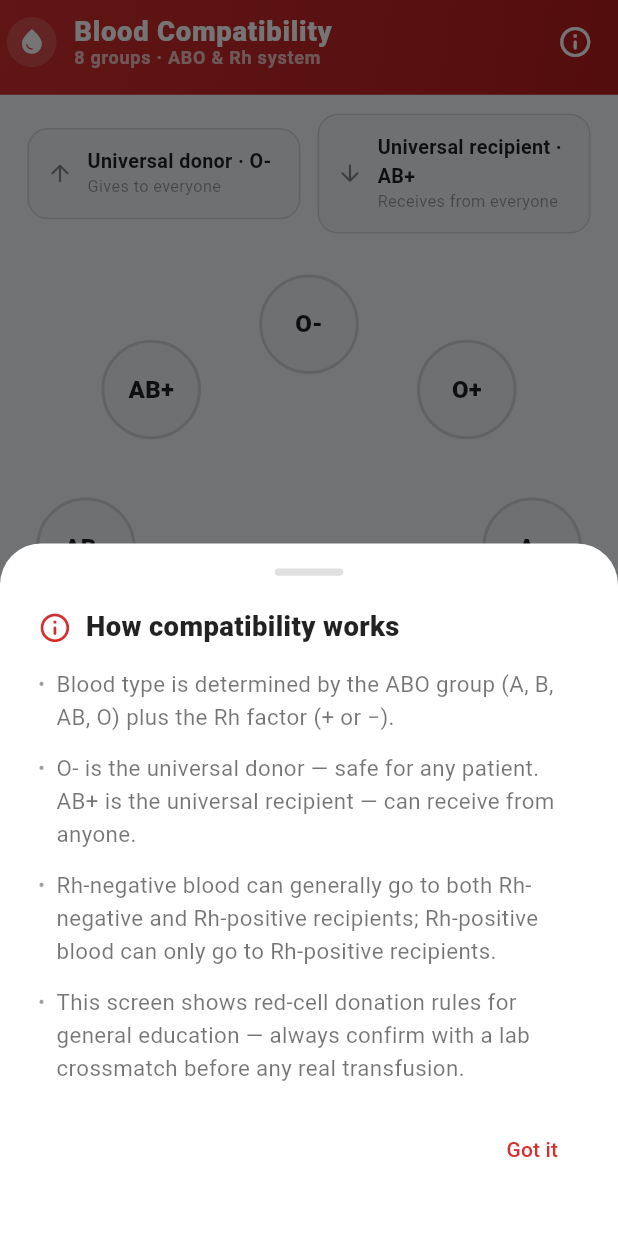
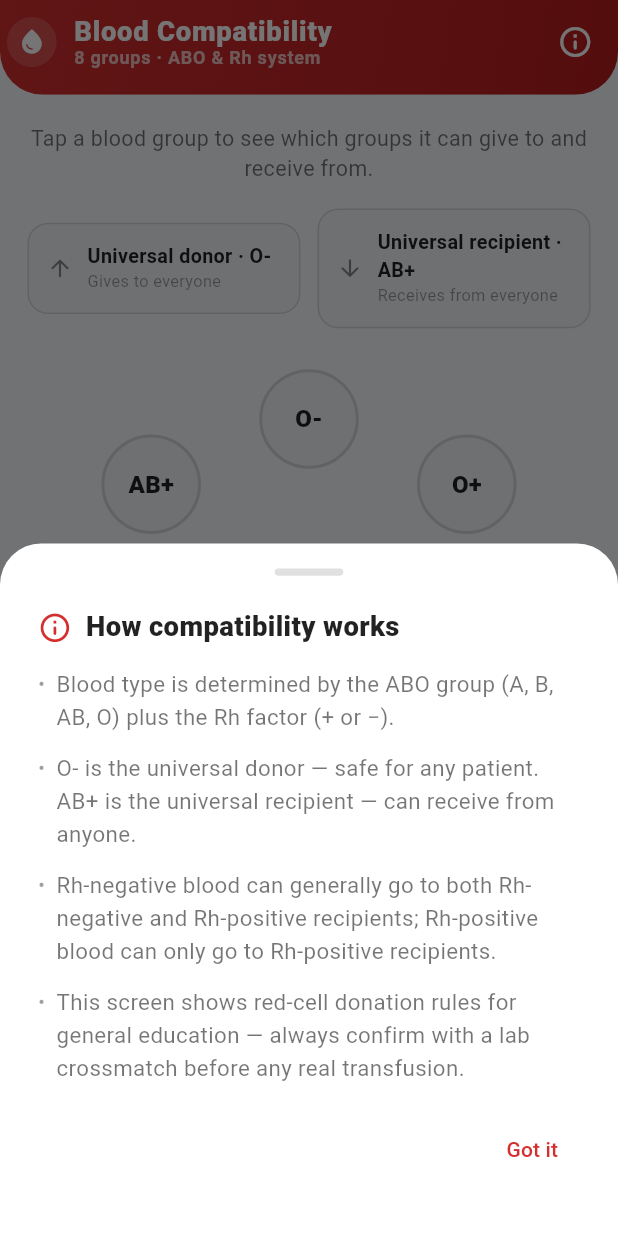
Before and after one commit to Gulshid/Blood-Bank-App, a Flutter app: the screen it shows after launch, after a tap on the "info outline" icon, on a phone screen of 412 x 824 dp. Run offline on Flutter 3.47's test engine with Material 3 defaults, Android fonts, the light colour scheme and no system bars; our stand-ins replace flutter_screenutil.

Commit message:
Project is successfully completed

```diff
--- a/blood_bank/lib/views/compatibility_screen.dart
+++ b/blood_bank/lib/views/compatibility_screen.dart
@@ -72,12 +72,17 @@ class _CompatibilityScreenState extends State<CompatibilityScreen>
     showModalBottomSheet(
       context: context,
       backgroundColor: isDark ? AppTheme.darkSurface : AppTheme.lightSurface,
+      isScrollControlled: true,
       shape: RoundedRectangleBorder(
         borderRadius: BorderRadius.vertical(top: Radius.circular(24.r)),
       ),
-      builder: (context) {
-        return Padding(
-          padding: EdgeInsets.fromLTRB(22.w, 14.h, 22.w, 28.h),
+      builder: (sheetContext) {
+        final maxHeight = MediaQuery.of(sheetContext).size.height * 0.85;
+        final bottomInset = MediaQuery.of(sheetContext).padding.bottom;
+        return ConstrainedBox(
+          constraints: BoxConstraints(maxHeight: maxHeight),
+          child: SingleChildScrollView(
+            padding: EdgeInsets.fromLTRB(22.w, 14.h, 22.w, 28.h + bottomInset),
           child: Column(
             mainAxisSize: MainAxisSize.min,
             crossAxisAlignment: CrossAxisAlignment.start,
@@ -129,11 +134,12 @@ class _CompatibilityScreenState extends State<CompatibilityScreen>
               Align(
                 alignment: Alignment.centerRight,
                 child: TextButton(
-                  onPressed: () => Navigator.of(context).pop(),
+                  onPressed: () => Navigator.of(sheetContext).pop(),
                   child: const Text('Got it'),
                 ),
               ),
             ],
+          ),
         ),
         );
       },
@@ -168,9 +174,13 @@ class _CompatibilityScreenState extends State<CompatibilityScreen>
     final stageSize = math.min(1.sw, 400.w) - 32.w;
 
     return Scaffold(
-      extendBodyBehindAppBar: true,
       appBar: PreferredSize(
         preferredSize: Size.fromHeight(kToolbarHeight + 6.h),
+        child: ClipRRect(
+          borderRadius: BorderRadius.only(
+            bottomLeft: Radius.circular(25.r),
+            bottomRight: Radius.circular(25.r),
+          ),
           child: Container(
             decoration: const BoxDecoration(gradient: AppTheme.primaryGradient),
             child: SafeArea(
@@ -234,10 +244,15 @@ class _CompatibilityScreenState extends State<CompatibilityScreen>
             ),
           ),
         ),
+      ),
       body: SafeArea(
-        top: false,
         child: SingleChildScrollView(
-          padding: EdgeInsets.fromLTRB(16.w, 16.h, 16.w, 12.h),
+          padding: EdgeInsets.fromLTRB(
+            16.w,
+            16.h,
+            16.w,
+            24.h + MediaQuery.of(context).padding.bottom,
+          ),
           child: Column(
             crossAxisAlignment: CrossAxisAlignment.stretch,
             children: [
```
Lines whose indentation alone changed are shown as unchanged.
